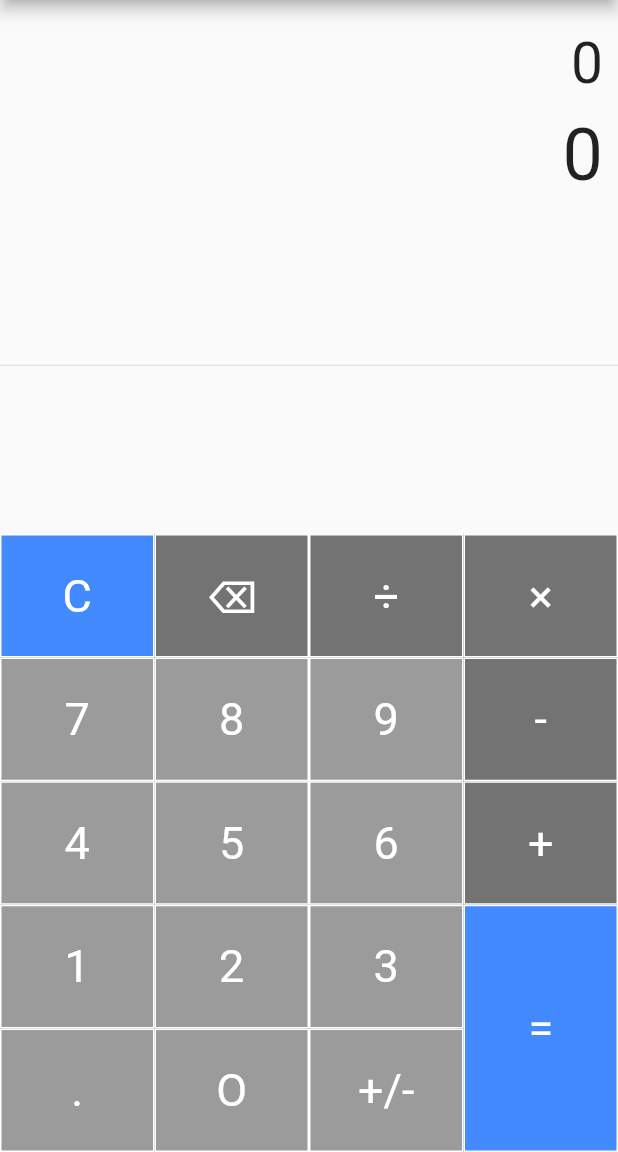
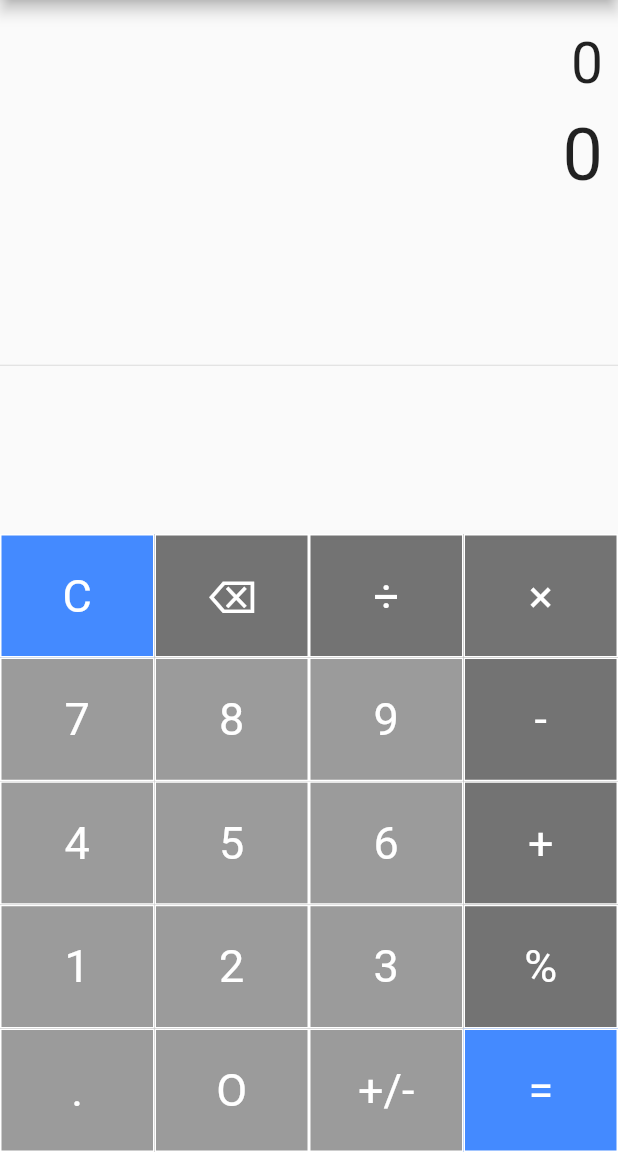
Before and after one commit to lannguyen1801/my_calculator, a Flutter app: the screen it shows after launch, on a phone screen of 412 x 824 dp, the part 84-1236 px from its top. Run offline on Flutter 3.47's test engine with Material 2 defaults, Android fonts, the phone set to English and light mode, and no system bars; our stand-ins replace math_expressions.

Commit message:
Add function

```diff
--- a/lib/main.dart
+++ b/lib/main.dart
@@ -278,15 +278,15 @@ class _SimpleCalculatorState extends State<SimpleCalculator> {
                         ]
                     ),
 
-                    // TableRow(
-                    //     children: [
-                    //       buildButton("%", 1, Colors.black54),
-                    //     ]
-                    // ),
+                    TableRow(
+                        children: [
+                          buildButton("%", 1, Colors.black54),
+                        ]
+                    ),
 
                     TableRow(
                         children: [
-                          buildButton("=", 2, Colors.blueAccent),
+                          buildButton("=", 1, Colors.blueAccent),
                         ]
                     ),
 
```
